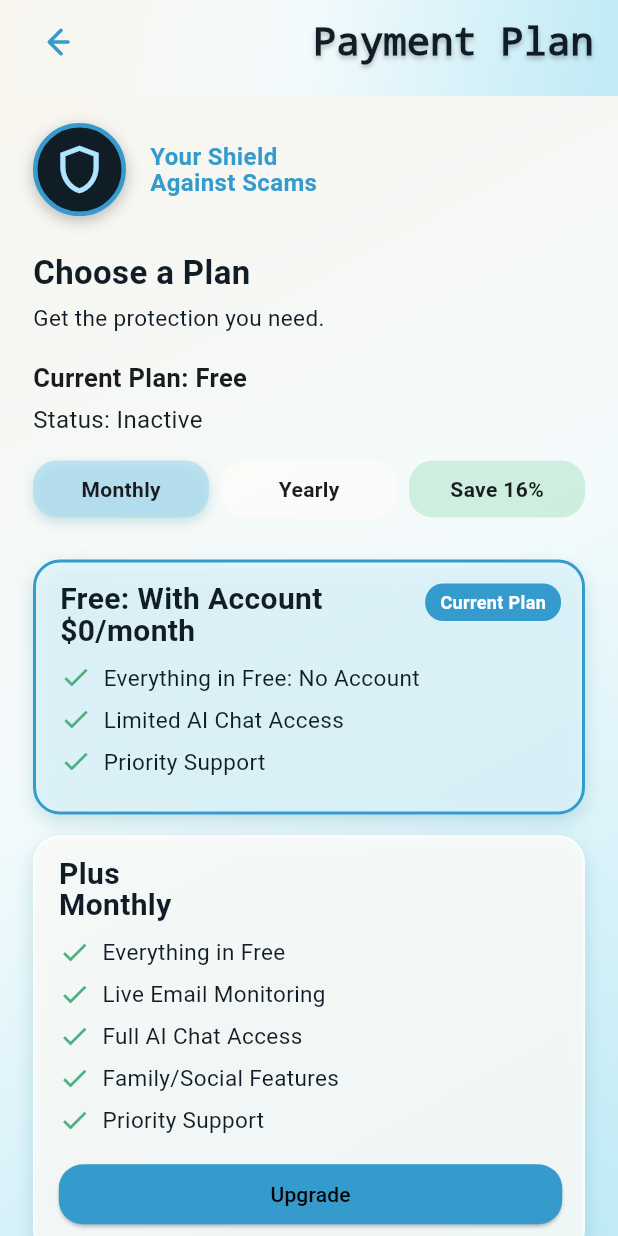
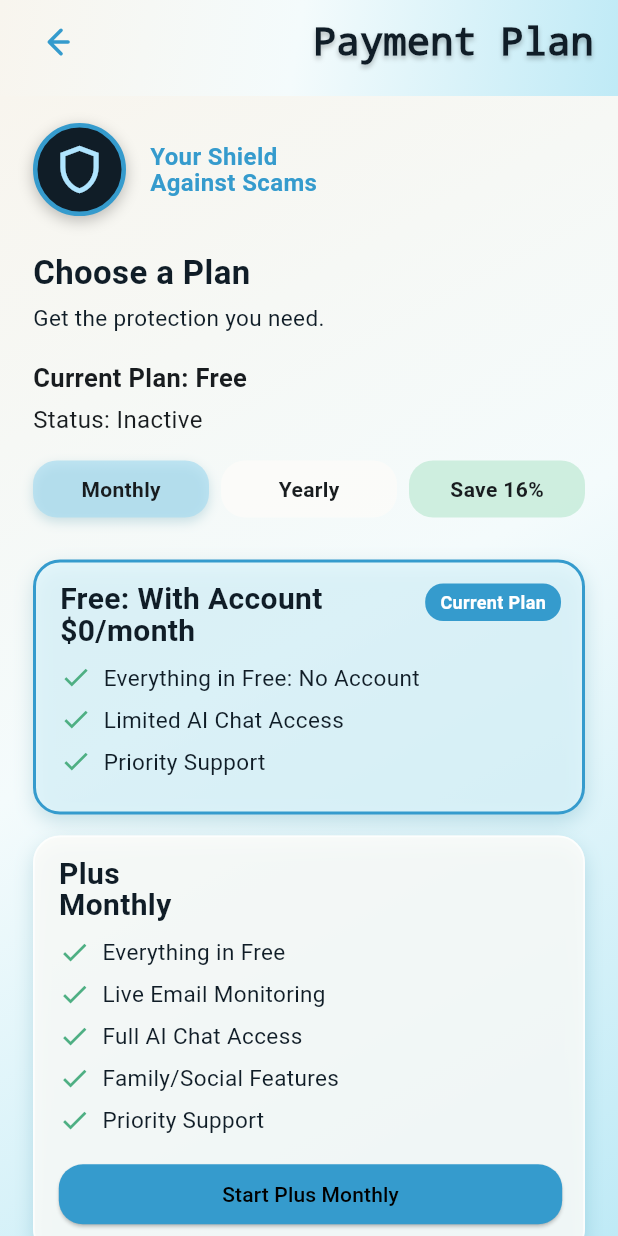
Before and after one commit to Shiv05-code/PhishNet, a Flutter app: the PaymentPlanScreen screen opened directly, on a phone screen of 412 x 824 dp. Run offline on Flutter 3.47's test engine with Material 3 defaults, Android fonts, the phone set to English and light mode, and no system bars; our stand-ins replace cloud_firestore, cloud_functions, firebase_auth, firebase_core, in_app_purchase; accounts and stored records are empty; statements that could not run were skipped.

Commit message:
Fixed 'Start Plus' pills

```diff
--- a/lib/screens/payment_plan_screen.dart
+++ b/lib/screens/payment_plan_screen.dart
@@ -33,7 +33,12 @@ class _PaymentPlanScreenState extends State<PaymentPlanScreen> {
   @override
   void initState() {
     super.initState();
+    if (_isLoggedIn) {
     _initializePurchases();
+    }
+    else {
+      _loadingStore = false;
+    }
   }
 
   Future<void> _initializePurchases() async {
@@ -124,21 +129,26 @@ class _PaymentPlanScreenState extends State<PaymentPlanScreen> {
       MaterialPageRoute(builder : (_) => const SignupScreen()),
     );
   }
-
   String get _plusActionLabel {
-    if (_onPlus) return 'Manage Subscription';
-    if (!_isLoggedIn) return 'Create an Account to Upgrade';
-    return 'Upgrade';
+    if(!_isLoggedIn) return 'Create an Account to Upgrade';
+    return _yearly ? 'Start Plus Yearly' : 'Start Plus Monthly';
   }
 
-  void _onPlusPressed() {
+  Future<void> _onPlusPressed() async {
     if (!_isLoggedIn) {
       _goToSignup();
       return;
     }
-    setState(() {
-      _mockPlan = _onPlus ? PlanState.freeWithAccount : PlanState.plus;
-    });
+
+    final product = _selectedProduct;
+    if (product == null) {
+      ScaffoldMessenger.of(context).showSnackBar(
+        const SnackBar(content: Text('Plans are still loading. Try again.')),
+      );
+      return;
+    }
+    if (_purchaseService.purchasePending) return;
+    await _purchaseService.purchase(product);
   }
 
   @override
@@ -167,6 +177,7 @@ class _PaymentPlanScreenState extends State<PaymentPlanScreen> {
                 style: TextStyle(fontSize: 15, color: AppColors.text),
               ),
               const SizedBox(height: 18),
+              if (_isLoggedIn)
                 StreamBuilder<Map<String, dynamic>?>(
                   stream: SubscriptionService.instance.watchSubscription(),
                   builder: (context, snapshot) {
@@ -270,8 +281,6 @@ class _PaymentPlanScreenState extends State<PaymentPlanScreen> {
               _PlanCard(
                 name: 'Plus',
                 price: _plusPrice,
-                // isCurrent: _plusSelected,
-                // price: _yearly ? '\$49.99/year' : '\$4.99/month',
                 isCurrent: _onPlus,
                 features: const [
                   'Everything in Free',
@@ -280,52 +289,22 @@ class _PaymentPlanScreenState extends State<PaymentPlanScreen> {
                   'Family/Social Features',
                   'Priority Support',
                 ],
-                actionLabel: _plusActionLabel,
-                onAction: _isLoggedIn ? _onPlusPressed : _goToSignup,
+                actionLabel: _onPlus ? null : _plusActionLabel,
+                onAction: _onPlus ? null : _onPlusPressed,
               ),
               const SizedBox(height: 20),
 
-              if (_loadingStore)
-                const Center(child: CircularProgressIndicator())
-              else if (_plusSelected) ...[
-                SizedBox(
-                  height: 54,
-                  child: ElevatedButton(
-                    onPressed:
-                        _purchaseService.purchasePending ||
-                            _selectedProduct == null
-                        ? null
-                        : () async {
-                            await _purchaseService.purchase(_selectedProduct!);
+              if (_isLoggedIn)
+                Center(
+                  child: TextButton(
+                    onPressed: () async {
+                      await _purchaseService.restorePurchases();
                     },
-                    child: _purchaseService.purchasePending
-                        ? const SizedBox(
-                            width: 24,
-                            height: 24,
-                            child: CircularProgressIndicator(strokeWidth: 2),
-                          )
-                        : Text(
-                            _yearly
-                                ? 'Start Plus Yearly'
-                                : 'Start Plus Monthly',
-                            style: const TextStyle(
-                              fontSize: AppTypography.emphasis,
-                              fontWeight: FontWeight.w700,
-                            ),
-                          ),
+                    child: const Text('Restore Purchases')
                   ),
                 ),
 
-                const SizedBox(height: 8),
-
-                TextButton(
-                  onPressed: () async {
-                    await _purchaseService.restorePurchases();
-                  },
-                  child: const Text('Restore Purchases'),
-                ),
-              ],
-              if (kDebugMode &&
+              if (_isLoggedIn && kDebugMode &&
                   const bool.fromEnvironment('USE_FIREBASE_EMULATORS'))
                 Padding(
                   padding: const EdgeInsets.only(top: 12),
```
Lines whose indentation alone changed are shown as unchanged.
